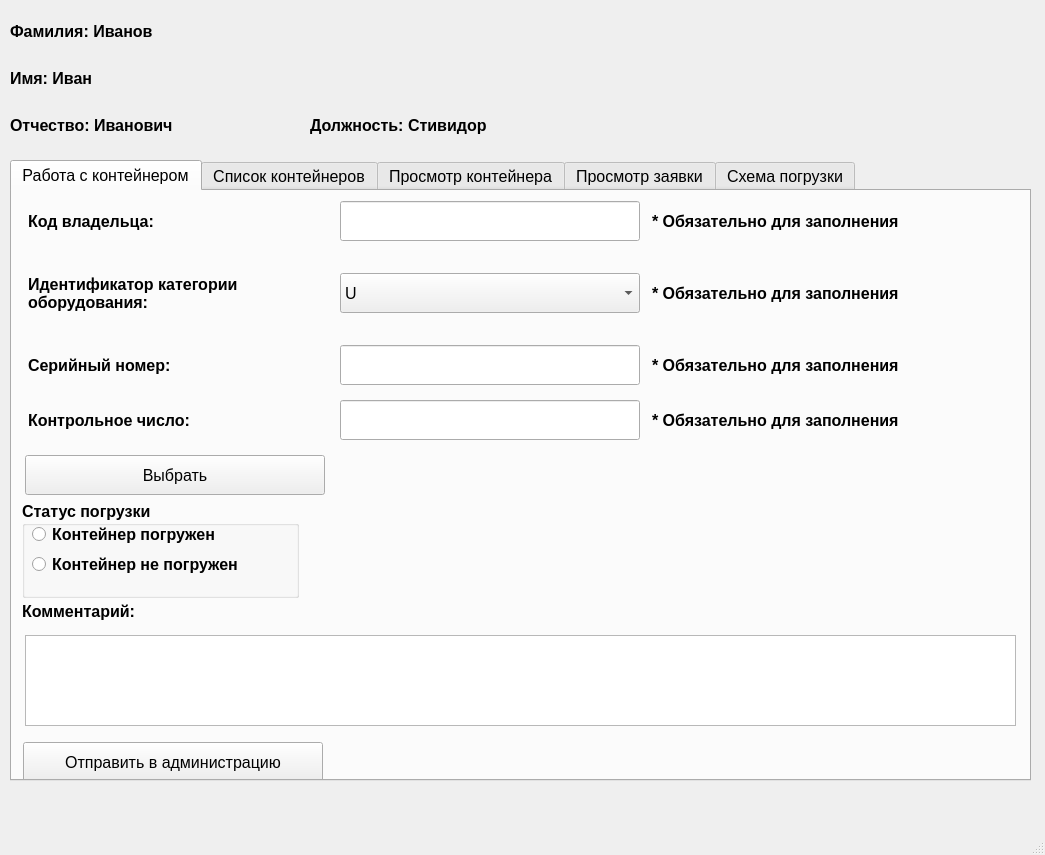
Above: loadingwindow.ui from SevaKarlov2005/SeaportClient before the change. Below: the same form after it.
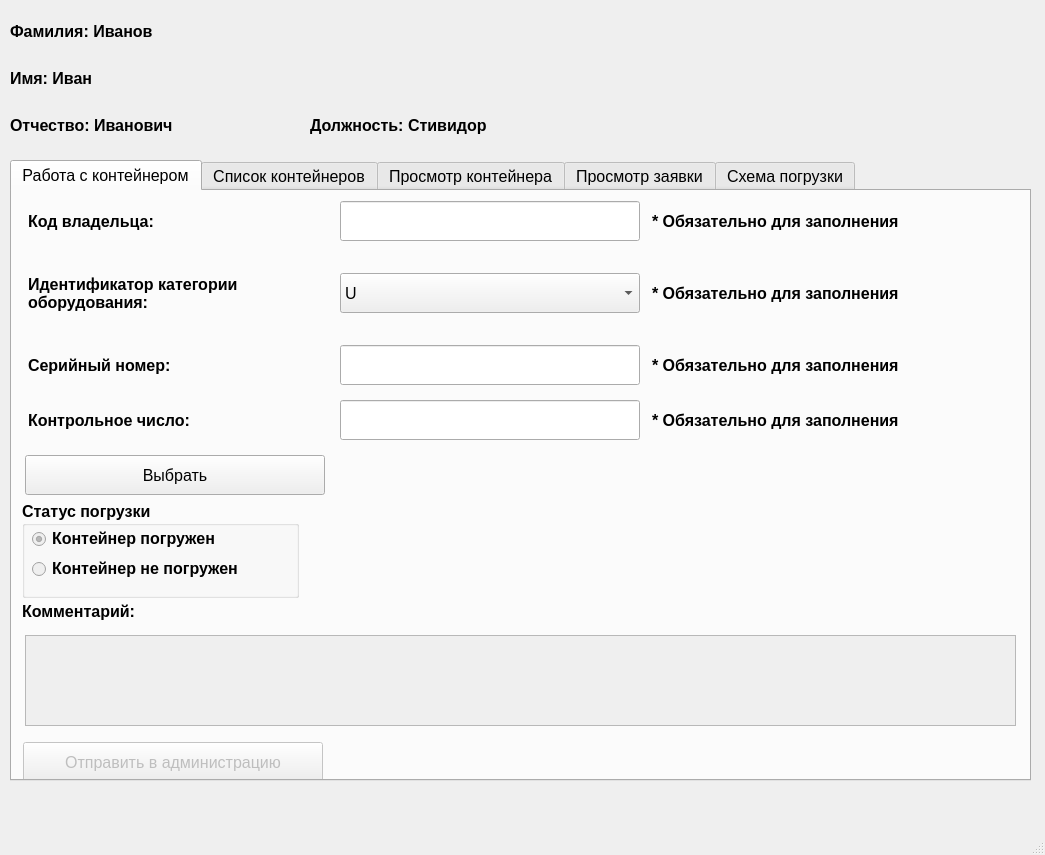
That is the form after the change.

Commit message: Validation organization for loadingwindow.ui

```diff
--- a/loadingwindow.ui
+++ b/loadingwindow.ui
@@ -274,6 +274,9 @@
       </property>
      </widget>
      <widget class="QTextEdit" name="comment_work_edit">
+      <property name="enabled">
+       <bool>false</bool>
+      </property>
       <property name="geometry">
        <rect>
         <x>13</x>
@@ -300,6 +303,9 @@
       <layout class="QHBoxLayout" name="horizontalLayout_43">
        <item>
         <widget class="QPushButton" name="reception_work_button">
+         <property name="enabled">
+          <bool>false</bool>
+         </property>
          <property name="minimumSize">
           <size>
            <width>300</width>
@@ -339,6 +345,7 @@
          <property name="font">
           <font>
            <pointsize>12</pointsize>
+           <bold>true</bold>
           </font>
          </property>
          <property name="text">
@@ -580,6 +587,7 @@
          <property name="font">
           <font>
            <pointsize>12</pointsize>
+           <bold>true</bold>
           </font>
          </property>
          <property name="text">
@@ -783,6 +791,9 @@
       </layout>
      </widget>
      <widget class="QGroupBox" name="result_group">
+      <property name="enabled">
+       <bool>true</bool>
+      </property>
       <property name="geometry">
        <rect>
         <x>10</x>
@@ -800,12 +811,12 @@
       <property name="title">
        <string>Статус погрузки</string>
       </property>
-      <widget class="QRadioButton" name="check_true_radio">
+      <widget class="QLabel" name="true_label">
        <property name="geometry">
         <rect>
-         <x>10</x>
-         <y>20</y>
-         <width>228</width>
+         <x>30</x>
+         <y>24</y>
+         <width>235</width>
          <height>27</height>
         </rect>
        </property>
@@ -819,18 +830,19 @@
         <string>Контейнер погружен</string>
        </property>
       </widget>
-      <widget class="QRadioButton" name="check_false_radio">
+      <widget class="QLabel" name="false_label">
        <property name="geometry">
         <rect>
-         <x>10</x>
-         <y>50</y>
-         <width>257</width>
+         <x>30</x>
+         <y>54</y>
+         <width>235</width>
          <height>27</height>
         </rect>
        </property>
        <property name="font">
         <font>
          <pointsize>12</pointsize>
+         <italic>false</italic>
          <bold>true</bold>
         </font>
        </property>
@@ -838,6 +850,65 @@
         <string>Контейнер не погружен</string>
        </property>
       </widget>
+      <widget class="QRadioButton" name="check_true_radio">
+       <property name="enabled">
+        <bool>false</bool>
+       </property>
+       <property name="geometry">
+        <rect>
+         <x>10</x>
+         <y>30</y>
+         <width>17</width>
+         <height>17</height>
+        </rect>
+       </property>
+       <property name="maximumSize">
+        <size>
+         <width>50</width>
+         <height>16777215</height>
+        </size>
+       </property>
+       <property name="font">
+        <font>
+         <pointsize>12</pointsize>
+         <bold>true</bold>
+        </font>
+       </property>
+       <property name="text">
+        <string/>
+       </property>
+       <property name="checked">
+        <bool>true</bool>
+       </property>
+      </widget>
+      <widget class="QRadioButton" name="check_false_radio">
+       <property name="enabled">
+        <bool>false</bool>
+       </property>
+       <property name="geometry">
+        <rect>
+         <x>10</x>
+         <y>60</y>
+         <width>17</width>
+         <height>17</height>
+        </rect>
+       </property>
+       <property name="maximumSize">
+        <size>
+         <width>17</width>
+         <height>16777215</height>
+        </size>
+       </property>
+       <property name="font">
+        <font>
+         <pointsize>12</pointsize>
+         <bold>true</bold>
+        </font>
+       </property>
+       <property name="text">
+        <string/>
+       </property>
+      </widget>
      </widget>
     </widget>
     <widget class="QWidget" name="tab">
@@ -1620,6 +1691,7 @@
             <property name="font">
              <font>
               <pointsize>12</pointsize>
+              <bold>true</bold>
              </font>
             </property>
             <property name="text">
@@ -2912,6 +2984,7 @@
             <property name="font">
              <font>
               <pointsize>12</pointsize>
+              <bold>true</bold>
              </font>
             </property>
             <property name="text">
@@ -6182,7 +6255,7 @@
           <property name="baseSize">
            <size>
             <width>0</width>
-            <height>40</height>
+            <height>0</height>
            </size>
           </property>
           <property name="font">
@@ -6323,6 +6396,17 @@
      </item>
     </layout>
    </widget>
+   <widget class="QWidget" name="">
+    <property name="geometry">
+     <rect>
+      <x>0</x>
+      <y>0</y>
+      <width>2</width>
+      <height>2</height>
+     </rect>
+    </property>
+    <layout class="QHBoxLayout" name="horizontalLayout"/>
+   </widget>
   </widget>
   <widget class="QMenuBar" name="menubar">
    <property name="geometry">
```
The commit also changes 3 other files.
